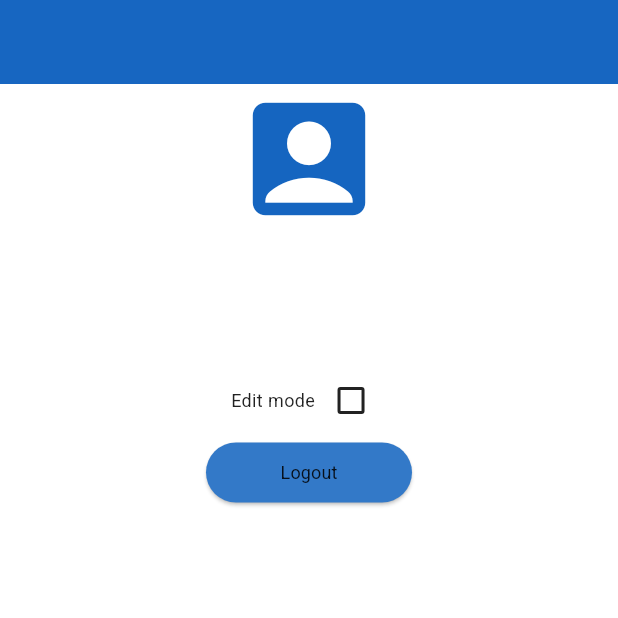
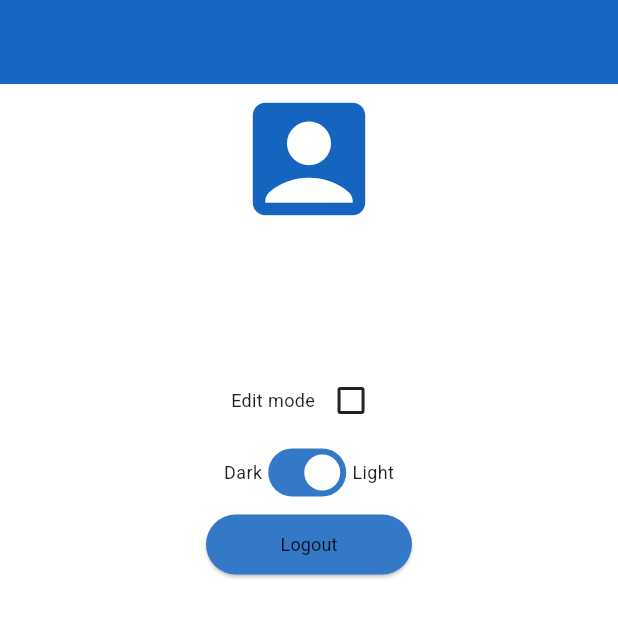
Before and after one commit to haykmovsisyan01/skill_core, a Flutter app: the SettingsPage screen opened by its route, on a phone screen of 412 x 824 dp, the top half of it. Run offline on Flutter 3.47's test engine with Material 3 defaults, Android fonts, the phone set to English and light mode, and no system bars; our stand-ins replace cloud_firestore, firebase_auth, firebase_core, flutter_bloc, flutter_native_splash, flutter_riverpod and 3 more; accounts and stored records are empty.

Commit message:
Added theme change.

```diff
--- a/lib/config/constants.dart
+++ b/lib/config/constants.dart
@@ -1,5 +1,6 @@
 // logos
 import 'package:flutter/material.dart';
+import 'package:skill_core/config/strings.dart';
 
 const String appLogoLightPath = 'assets/logos/logo_light.png';
 const String appLogoDarkPath = 'assets/logos/logo_dark.png';
@@ -90,3 +91,5 @@ final ThemeData darkTheme = ThemeData(
   ),
   iconTheme: IconThemeData(color: Color(0xFF90CAF9)),
 );
+
+Map<String, ThemeData> themes = {light: lightTheme, dark: darkTheme};
--- a/lib/config/strings.dart
+++ b/lib/config/strings.dart
@@ -8,3 +8,6 @@ const String email = 'Email';
 const String password = 'Password';
 const String confirmPassword = 'Confirm Password';
 const String unknownError = 'Unknown error';
+
+const String light = 'light';
+const String dark = 'dark';
--- a/lib/main.dart
+++ b/lib/main.dart
@@ -18,6 +18,7 @@ Future<void> main() async {
       );
       FlutterNativeSplash.preserve(widgetsBinding: widgetsBinding);
       await initializeSharedPreferences();
+
       runApp(ProviderScope(child: SCApp()));
     },
     (error, stack) {
--- /dev/null
+++ b/lib/presentation/providers/bloc/settings/settings_bloc.dart
@@ -0,0 +1,63 @@
+import 'package:flutter/material.dart';
+import 'package:flutter_bloc/flutter_bloc.dart';
+
+import '../../../../domain/usecases/local/shared_pref_usecase.dart';
+
+part 'settings_event.dart';
+part 'settings_state.dart';
+
+class SettingsBloc extends Bloc<SettingsEvent, SettingsState> {
+  final SharedPrefUseCase useCase;
+  late String theme;
+
+  SettingsBloc(this.useCase) : super(SettingsInitialState()) {
+    on<SettingsSetInitialThemeEvent>(_setInitialTheme);
+    on<SettingsGetThemeEvent>(_getTheme);
+    on<SettingsChangeThemeEvent>(_changeTheme);
+  }
+
+  _setInitialTheme(
+    SettingsSetInitialThemeEvent event,
+    Emitter<SettingsState> emit,
+  ) async {
+    emit(SettingsInitialState());
+
+    if (useCase.get('themeMode') == null) {
+      theme = event.themeMode;
+      await useCase.put('themeMode', event.themeMode);
+    } else {
+      theme = useCase.get('themeMode') as String;
+    }
+    emit(SettingsThemeFetchedState(useCase.get('themeMode') as String));
+  }
+
+  _getTheme(SettingsGetThemeEvent event, Emitter<SettingsState> emit) async {
+    emit(SettingsInitialState());
+
+    final result = useCase.get('themeMode') as String?;
+    await useCase.put('themeMode', 'light');
+
+    if (result == null) {
+      emit(SettingsErrorState('Something went wrong'));
+    } else {
+      emit(SettingsThemeFetchedState(result));
+    }
+  }
+
+  _changeTheme(
+    SettingsChangeThemeEvent event,
+    Emitter<SettingsState> emit,
+  ) async {
+    emit(SettingsInitialState());
+
+    await useCase.put('themeMode', event.themeMode);
+    theme = event.themeMode;
+    final result = useCase.get('themeMode') as String?;
+
+    if (result == null) {
+      emit(SettingsErrorState('Something went wrong'));
+    } else {
+      emit(SettingsThemeFetchedState(result));
+    }
+  }
+}
--- /dev/null
+++ b/lib/presentation/providers/bloc/settings/settings_event.dart
@@ -0,0 +1,18 @@
+part of 'settings_bloc.dart';
+
+@immutable
+sealed class SettingsEvent {}
+
+final class SettingsSetInitialThemeEvent extends SettingsEvent {
+  final String themeMode;
+
+  SettingsSetInitialThemeEvent(this.themeMode);
+}
+
+final class SettingsGetThemeEvent extends SettingsEvent {}
+
+final class SettingsChangeThemeEvent extends SettingsEvent {
+  final String themeMode;
+
+  SettingsChangeThemeEvent(this.themeMode);
+}
--- /dev/null
+++ b/lib/presentation/providers/bloc/settings/settings_state.dart
@@ -0,0 +1,18 @@
+part of 'settings_bloc.dart';
+
+@immutable
+sealed class SettingsState {}
+
+final class SettingsInitialState extends SettingsState {}
+
+final class SettingsThemeFetchedState extends SettingsState {
+  final String themeMode;
+
+  SettingsThemeFetchedState(this.themeMode);
+}
+
+final class SettingsErrorState extends SettingsState {
+  final String message;
+
+  SettingsErrorState(this.message);
+}
--- a/lib/presentation/screens/settings/settings_page.dart
+++ b/lib/presentation/screens/settings/settings_page.dart
@@ -1,4 +1,5 @@
 import 'package:flutter/material.dart';
+import 'package:flutter_bloc/flutter_bloc.dart';
 import 'package:flutter_riverpod/flutter_riverpod.dart';
 import 'package:skill_core/data/models/user_model.dart';
 import 'package:skill_core/presentation/providers/user_provider.dart';
@@ -8,6 +9,7 @@ import 'package:skill_core/presentation/widgets/sc_text_field.dart';
 
 import '../../../config/utils.dart';
 import '../../providers/auth_provider.dart';
+import '../../providers/bloc/settings/settings_bloc.dart';
 
 class SettingsPage extends ConsumerStatefulWidget {
   const SettingsPage({super.key});
@@ -26,6 +28,8 @@ class _SettingsPageState extends ConsumerState<SettingsPage> {
 
   bool editMode = false;
 
+  late bool isLightTheme;
+
   @override
   void initState() {
     WidgetsBinding.instance.addPostFrameCallback((_) {
@@ -37,6 +41,9 @@ class _SettingsPageState extends ConsumerState<SettingsPage> {
   @override
   Widget build(BuildContext context) {
     AppUser? user = ref.watch(appUserState);
+    final settingsBloc = context.watch<SettingsBloc>();
+
+    isLightTheme = settingsBloc.theme == 'light';
     return Scaffold(
       appBar: AppBar(),
       body: SingleChildScrollView(
@@ -111,6 +118,31 @@ class _SettingsPageState extends ConsumerState<SettingsPage> {
                       ),
                     )
                   : Container(),
+              BlocBuilder<SettingsBloc, SettingsState>(
+                builder: (context, state) {
+                  return Row(
+                    mainAxisAlignment: MainAxisAlignment.center,
+                    children: [
+                      ScText('Dark'),
+                      Switch(
+                        value: isLightTheme,
+                        onChanged: (value) {
+                          setState(() {
+                            isLightTheme = !isLightTheme;
+                            print(isLightTheme);
+                            context.read<SettingsBloc>().add(
+                              SettingsChangeThemeEvent(
+                                isLightTheme ? 'light' : 'dark',
+                              ),
+                            );
+                          });
+                        },
+                      ),
+                      ScText('Light'),
+                    ],
+                  );
+                },
+              ),
               ScButton(
                 onPressed: () {
                   ref.read(authNotifierProvider.notifier).signOut();
```
Also changed, not shown: lib/presentation/sc_app.dart (+22 -10 lines), pubspec.lock, 1 other file.
